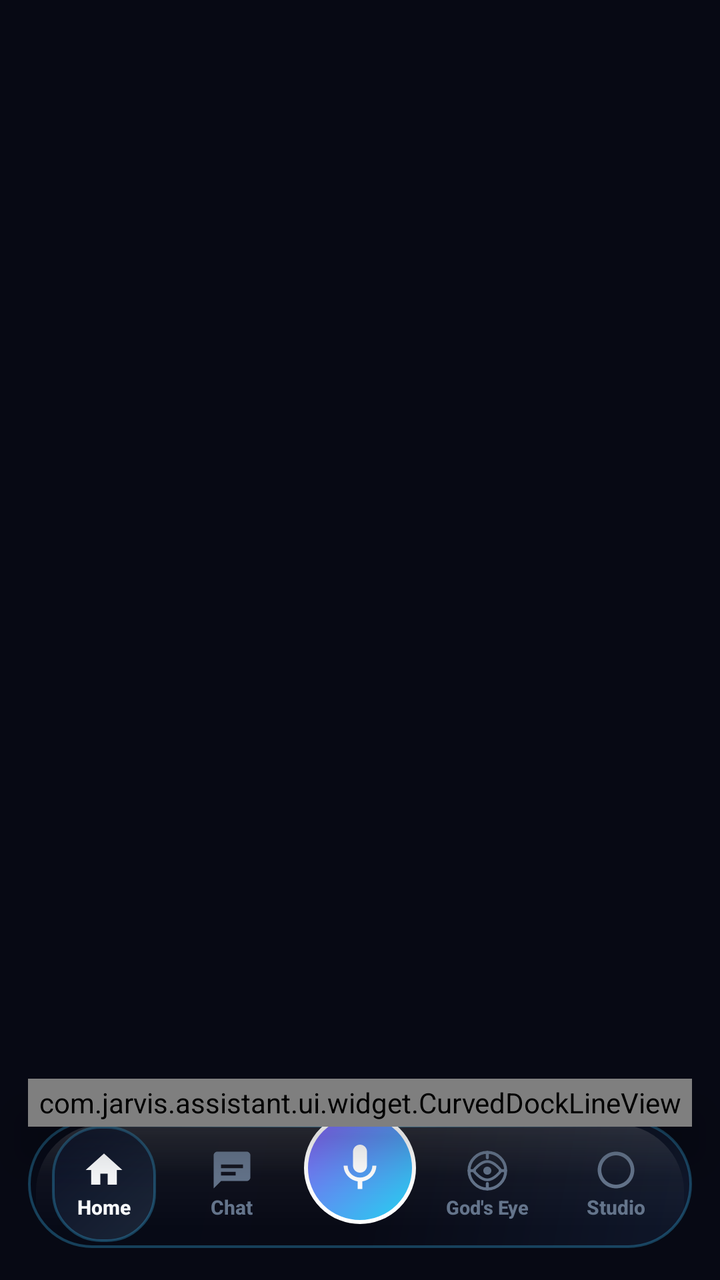
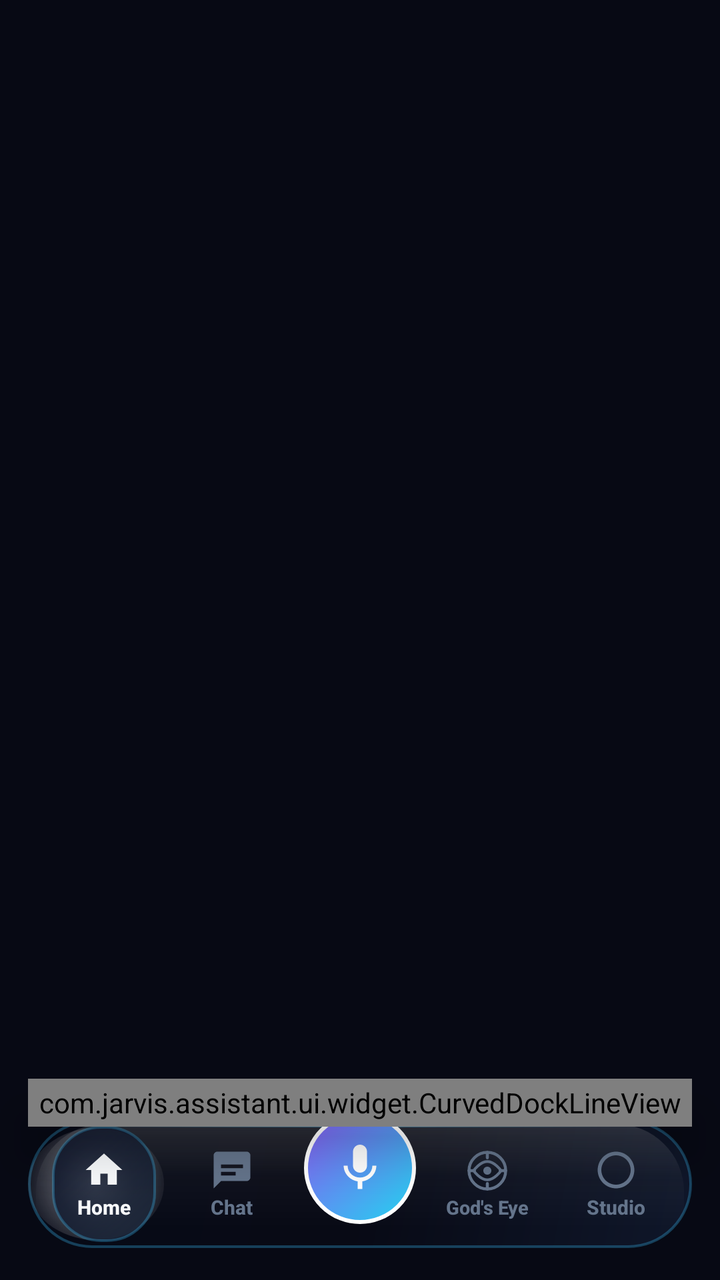

Screens rendered from an Android XML layout before and after an edit, with the pre-edit source and the edit as a unified diff.
<!-- AndroidManifest.xml: application theme Theme.JarvisAssistant -->
<!-- res/layout/activity_main.xml -->
<?xml version="1.0" encoding="utf-8"?>
<androidx.constraintlayout.widget.ConstraintLayout
    xmlns:android="http://schemas.android.com/apk/res/android"
    xmlns:app="http://schemas.android.com/apk/res-auto"
    android:id="@+id/rootMainLayout"
    android:layout_width="match_parent"
    android:layout_height="match_parent"
    android:clipChildren="false"
    android:clipToPadding="false"
    android:background="?attr/themeBg">

    
    <FrameLayout
        android:id="@+id/fragmentContainer"
        android:layout_width="match_parent"
        android:layout_height="match_parent"
        app:layout_constraintTop_toTopOf="parent"
        app:layout_constraintBottom_toBottomOf="parent"
        app:layout_constraintStart_toStartOf="parent"
        app:layout_constraintEnd_toEndOf="parent" />

    
    <LinearLayout
        android:id="@+id/bottomDock"
        android:layout_width="match_parent"
        android:layout_height="64dp"
        android:layout_marginStart="14dp"
        android:layout_marginEnd="14dp"
        android:layout_marginBottom="16dp"
        android:background="@drawable/bg_jarvis_dock"
        android:elevation="12dp"
        android:clipChildren="false"
        android:clipToPadding="false"
        android:orientation="horizontal"
        android:paddingStart="6dp"
        android:paddingEnd="6dp"
        android:paddingTop="3dp"
        android:paddingBottom="3dp"
        app:layout_constraintBottom_toBottomOf="parent"
        app:layout_constraintStart_toStartOf="parent"
        app:layout_constraintEnd_toEndOf="parent">

        
        <FrameLayout
            android:id="@+id/tabHome"
            android:layout_width="0dp"
            android:layout_height="match_parent"
            android:layout_weight="1"
            android:clickable="true"
            android:focusable="true">

            <LinearLayout
                android:id="@+id/pillTabHome"
                android:layout_width="wrap_content"
                android:layout_height="match_parent"
                android:layout_gravity="center"
                android:minWidth="52dp"
                android:orientation="vertical"
                android:gravity="center"
                android:paddingHorizontal="10dp"
                android:paddingVertical="3dp"
                android:background="@drawable/bg_dock_item_active">

                <ImageView
                    android:id="@+id/ivTabHome"
                    android:layout_width="22dp"
                    android:layout_height="22dp"
                    android:src="@drawable/ic_nav_home"
                    app:tint="?attr/themeTextPrimary"
                    android:contentDescription="Home" />

                <TextView
                    android:id="@+id/tvTabHome"
                    android:layout_width="wrap_content"
                    android:layout_height="wrap_content"
                    android:text="Home"
                    android:textSize="10sp"
                    android:textStyle="bold"
                    android:fontFamily="sans-serif-medium"
                    android:includeFontPadding="false"
                    android:layout_marginTop="2dp"
                    android:textColor="?attr/themeTextPrimary" />
            </LinearLayout>
        </FrameLayout>

        
        <FrameLayout
            android:id="@+id/tabChat"
            android:layout_width="0dp"
            android:layout_height="match_parent"
            android:layout_weight="1"
            android:clickable="true"
            android:focusable="true">

            <LinearLayout
                android:id="@+id/pillTabChat"
                android:layout_width="wrap_content"
                android:layout_height="match_parent"
                android:layout_gravity="center"
                android:minWidth="52dp"
                android:orientation="vertical"
                android:gravity="center"
                android:paddingHorizontal="10dp"
                android:paddingVertical="3dp">

                <ImageView
                    android:id="@+id/ivTabChat"
                    android:layout_width="22dp"
                    android:layout_height="22dp"
                    android:src="@drawable/ic_nav_chat"
                    app:tint="?attr/themeTextMuted"
                    android:contentDescription="Chat" />

                <TextView
                    android:id="@+id/tvTabChat"
                    android:layout_width="wrap_content"
                    android:layout_height="wrap_content"
                    android:text="Chat"
                    android:textSize="10sp"
                    android:textStyle="bold"
                    android:fontFamily="sans-serif-medium"
                    android:includeFontPadding="false"
                    android:layout_marginTop="2dp"
                    android:textColor="?attr/themeTextMuted" />
            </LinearLayout>
        </FrameLayout>

        
        <FrameLayout
            android:id="@+id/tabMic"
            android:layout_width="0dp"
            android:layout_height="match_parent"
            android:layout_weight="1"
            android:clipChildren="false"
            android:clipToPadding="false"
            android:clickable="true"
            android:focusable="true">

            <LinearLayout
                android:id="@+id/pillTabMic"
                android:layout_width="56dp"
                android:layout_height="56dp"
                android:layout_gravity="center"
                android:translationY="-8dp"
                android:orientation="vertical"
                android:gravity="center"
                android:background="@drawable/bg_dock_mic_highlight">

                <ImageView
                    android:id="@+id/ivTabMic"
                    android:layout_width="28dp"
                    android:layout_height="28dp"
                    android:src="@drawable/ic_mic_jarvis"
                    app:tint="#FFFFFF"
                    android:contentDescription="Voice" />

                <TextView
                    android:id="@+id/tvTabMic"
                    android:layout_width="wrap_content"
                    android:layout_height="wrap_content"
                    android:text="Voice"
                    android:textSize="10sp"
                    android:textStyle="bold"
                    android:fontFamily="sans-serif-medium"
                    android:includeFontPadding="false"
                    android:textColor="#FFFFFF"
                    android:visibility="gone" />
            </LinearLayout>
        </FrameLayout>

        
        <FrameLayout
            android:id="@+id/tabGodsEye"
            android:layout_width="0dp"
            android:layout_height="match_parent"
            android:layout_weight="1"
            android:clickable="true"
            android:focusable="true">

            <LinearLayout
                android:id="@+id/pillTabGodsEye"
                android:layout_width="wrap_content"
                android:layout_height="match_parent"
                android:layout_gravity="center"
                android:minWidth="52dp"
                android:orientation="vertical"
                android:gravity="center"
                android:paddingHorizontal="10dp"
                android:paddingVertical="3dp">

                <ImageView
                    android:id="@+id/ivTabGodsEye"
                    android:layout_width="22dp"
                    android:layout_height="22dp"
                    android:src="@drawable/ic_nav_gods_eye"
                    app:tint="?attr/themeTextMuted"
                    android:contentDescription="God's Eye" />

                <TextView
                    android:id="@+id/tvTabGodsEye"
                    android:layout_width="wrap_content"
                    android:layout_height="wrap_content"
                    android:text="God's Eye"
                    android:textSize="9.5sp"
                    android:textStyle="bold"
                    android:fontFamily="sans-serif-medium"
                    android:includeFontPadding="false"
                    android:layout_marginTop="2dp"
                    android:textColor="?attr/themeTextMuted" />
            </LinearLayout>
        </FrameLayout>

        
        <FrameLayout
            android:id="@+id/tabStudio"
            android:layout_width="0dp"
            android:layout_height="match_parent"
            android:layout_weight="1"
            android:clickable="true"
            android:focusable="true">

            <LinearLayout
                android:id="@+id/pillTabStudio"
                android:layout_width="wrap_content"
                android:layout_height="match_parent"
                android:layout_gravity="center"
                android:minWidth="52dp"
                android:orientation="vertical"
                android:gravity="center"
                android:paddingHorizontal="10dp"
                android:paddingVertical="3dp">

                <ImageView
                    android:id="@+id/ivTabStudio"
                    android:layout_width="22dp"
                    android:layout_height="22dp"
                    android:src="@drawable/ic_settings_orb"
                    app:tint="?attr/themeTextMuted"
                    android:contentDescription="Studio" />

                <TextView
                    android:id="@+id/tvTabStudio"
                    android:layout_width="wrap_content"
                    android:layout_height="wrap_content"
                    android:text="Studio"
                    android:textSize="10sp"
                    android:textStyle="bold"
                    android:fontFamily="sans-serif-medium"
                    android:includeFontPadding="false"
                    android:layout_marginTop="2dp"
                    android:textColor="?attr/themeTextMuted" />
            </LinearLayout>
        </FrameLayout>

    </LinearLayout>

    
    <com.jarvis.assistant.ui.widget.CurvedDockLineView
        android:id="@+id/dockCurvedLine"
        android:layout_width="0dp"
        android:layout_height="24dp"
        android:elevation="14dp"
        app:layout_constraintStart_toStartOf="@id/bottomDock"
        app:layout_constraintEnd_toEndOf="@id/bottomDock"
        app:layout_constraintTop_toTopOf="@id/bottomDock"
        android:layout_marginTop="-21dp" />

</androidx.constraintlayout.widget.ConstraintLayout>
<!-- resources referenced by this layout -->
<resources>
  <!-- drawable ic_nav_chat (drawable) -->
  <vector xmlns:android="http://schemas.android.com/apk/res/android"
      android:width="24dp"
      android:height="24dp"
      android:viewportWidth="24"
      android:viewportHeight="24">
      <path
          android:fillColor="@color/text_subtle"
          android:pathData="M20,2H4C2.9,2 2,2.9 2,4v18l4,-4h14c1.1,0 2,-0.9 2,-2V4C22,2.9 21.1,2 20,2zM6,9h12v2H6V9zm0,4h8v2H6v-2z" />
  </vector>
  <!-- drawable ic_nav_home (drawable) -->
  <vector xmlns:android="http://schemas.android.com/apk/res/android"
      android:width="24dp"
      android:height="24dp"
      android:viewportWidth="24"
      android:viewportHeight="24">
      <path
          android:fillColor="@color/naira_red_bright"
          android:pathData="M10,20v-6h4v6h5v-8h3L12,3 2,12h3v8z" />
  </vector>
  <!-- drawable ic_settings_orb (drawable) -->
  <vector xmlns:android="http://schemas.android.com/apk/res/android"
      android:width="24dp"
      android:height="24dp"
      android:viewportWidth="24"
      android:viewportHeight="24">
      <path
          android:fillColor="@color/naira_red_bright"
          android:pathData="M12,2C6.48,2 2,6.48 2,12s4.48,10 10,10 10,-4.48 10,-10S17.52,2 12,2zM12,20c-4.41,0 -8,-3.59 -8,-8s3.59,-8 8,-8 8,3.59 8,8 -3.59,8 -8,8z" />
  </vector>
  <style name="Theme.JarvisAssistant" parent="Theme.JarvisAssistant.Dark" />
  <color name="text_subtle">#94A3B8</color>
  <color name="naira_red_bright">#2563EB</color>
  <!-- drawable bg_liquid_glow_dark_1 (drawable) -->
  <?xml version="1.0" encoding="utf-8"?>
  <shape xmlns:android="http://schemas.android.com/apk/res/android"
      android:shape="oval">
      <gradient
          android:type="radial"
          android:gradientRadius="160dp"
          android:startColor="#555B8CFF"
          android:centerColor="#245B8CFF"
          android:endColor="#005B8CFF" />
  </shape>
  <!-- drawable bg_liquid_glow_dark_2 (drawable) -->
  <?xml version="1.0" encoding="utf-8"?>
  <shape xmlns:android="http://schemas.android.com/apk/res/android"
      android:shape="oval">
      <gradient
          android:type="radial"
          android:gradientRadius="150dp"
          android:startColor="#4EA78BFA"
          android:centerColor="#20A78BFA"
          android:endColor="#00A78BFA" />
  </shape>
  <!-- drawable bg_liquid_glow_dark_3 (drawable) -->
  <?xml version="1.0" encoding="utf-8"?>
  <shape xmlns:android="http://schemas.android.com/apk/res/android"
      android:shape="oval">
      <gradient
          android:type="radial"
          android:gradientRadius="160dp"
          android:startColor="#4822D3EE"
          android:centerColor="#1E22D3EE"
          android:endColor="#0022D3EE" />
  </shape>
  <!-- unchanged entries left out for length: 6 -->
</resources>

<!-- the commit's change to res/layout/activity_main.xml (unified diff, before → after) -->
@@ -20,7 +20,7 @@
         app:layout_constraintEnd_toEndOf="parent" />
 
     
-    <LinearLayout
+    <FrameLayout
         android:id="@+id/bottomDock"
         android:layout_width="match_parent"
         android:layout_height="64dp"
@@ -31,14 +31,44 @@
         android:elevation="12dp"
         android:clipChildren="false"
         android:clipToPadding="false"
-        android:orientation="horizontal"
-        android:paddingStart="6dp"
-        android:paddingEnd="6dp"
-        android:paddingTop="3dp"
-        android:paddingBottom="3dp"
         app:layout_constraintBottom_toBottomOf="parent"
         app:layout_constraintStart_toStartOf="parent"
         app:layout_constraintEnd_toEndOf="parent">
+
+        
+        <ImageView
+            android:id="@+id/ivLumaSpotlight"
+            android:layout_width="68dp"
+            android:layout_height="56dp"
+            android:layout_gravity="center_vertical|start"
+            android:src="@drawable/bg_luma_spotlight"
+            android:scaleType="fitXY"
+            android:alpha="0.85"
+            android:contentDescription="Luma Radiant Spotlight" />
+
+        
+        <View
+            android:id="@+id/btnToggleDockMode"
+            android:layout_width="36dp"
+            android:layout_height="3.5dp"
+            android:layout_gravity="top|center_horizontal"
+            android:layout_marginTop="3.5dp"
+            android:background="@drawable/bg_dock_indicator_handle"
+            android:clickable="true"
+            android:focusable="true" />
+
+        
+        <LinearLayout
+            android:id="@+id/dockTabsLayout"
+            android:layout_width="match_parent"
+            android:layout_height="match_parent"
+            android:clipChildren="false"
+            android:clipToPadding="false"
+            android:orientation="horizontal"
+            android:paddingStart="6dp"
+            android:paddingEnd="6dp"
+            android:paddingTop="3dp"
+            android:paddingBottom="3dp">
 
         
         <FrameLayout
@@ -252,7 +282,49 @@
             </LinearLayout>
         </FrameLayout>
 
-    </LinearLayout>
+        </LinearLayout>
+
+        
+        <LinearLayout
+            android:id="@+id/layoutCompactIsland"
+            android:layout_width="match_parent"
+            android:layout_height="match_parent"
+            android:orientation="horizontal"
+            android:gravity="center"
+            android:paddingHorizontal="14dp"
+            android:visibility="gone"
+            android:clickable="true"
+            android:focusable="true">
+
+            <View
+                android:id="@+id/ivIslandPulseDot"
+                android:layout_width="7dp"
+                android:layout_height="7dp"
+                android:background="@drawable/bg_dot_online" />
+
+            <TextView
+                android:id="@+id/tvIslandTitle"
+                android:layout_width="wrap_content"
+                android:layout_height="wrap_content"
+                android:layout_marginStart="8dp"
+                android:text="JARVIS LUMA"
+                android:textSize="11sp"
+                android:fontFamily="sans-serif-medium"
+                android:textStyle="bold"
+                android:letterSpacing="0.12"
+                android:textColor="?attr/themeTextPrimary" />
+
+            <ImageView
+                android:id="@+id/ivIslandMic"
+                android:layout_width="20dp"
+                android:layout_height="20dp"
+                android:layout_marginStart="10dp"
+                android:src="@drawable/ic_mic_jarvis"
+                app:tint="?attr/themeAccent"
+                android:contentDescription="Voice Action" />
+        </LinearLayout>
+
+    </FrameLayout>
 
     
     <com.jarvis.assistant.ui.widget.CurvedDockLineView
<!-- resource entries referenced after the edit -->
@@ -1,5 +1,29 @@
 <!-- resources referenced by this layout -->
 <resources>
+  <!-- drawable bg_dock_indicator_handle (drawable) -->
+  <?xml version="1.0" encoding="utf-8"?>
+  <shape xmlns:android="http://schemas.android.com/apk/res/android"
+      android:shape="rectangle">
+      <corners android:radius="2dp" />
+      <solid android:color="#44FFFFFF" />
+  </shape>
+  <!-- drawable bg_dot_online (drawable) -->
+  <?xml version="1.0" encoding="utf-8"?>
+  <shape xmlns:android="http://schemas.android.com/apk/res/android"
+      android:shape="oval">
+      <solid android:color="?attr/themeAccent" />
+  </shape>
+  <!-- drawable bg_luma_spotlight (drawable) -->
+  <?xml version="1.0" encoding="utf-8"?>
+  <shape xmlns:android="http://schemas.android.com/apk/res/android"
+      android:shape="oval">
+      <gradient
+          android:type="radial"
+          android:gradientRadius="38dp"
+          android:startColor="#D9FFFFFF"
+          android:centerColor="#4DFFFFFF"
+          android:endColor="#00FFFFFF" />
+  </shape>
   <!-- drawable ic_nav_chat (drawable) -->
   <vector xmlns:android="http://schemas.android.com/apk/res/android"
       android:width="24dp"
